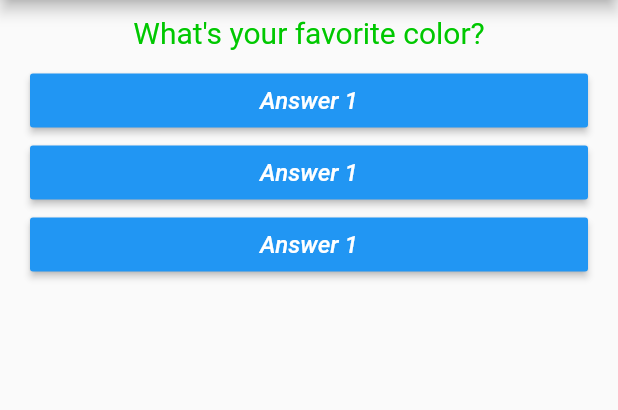
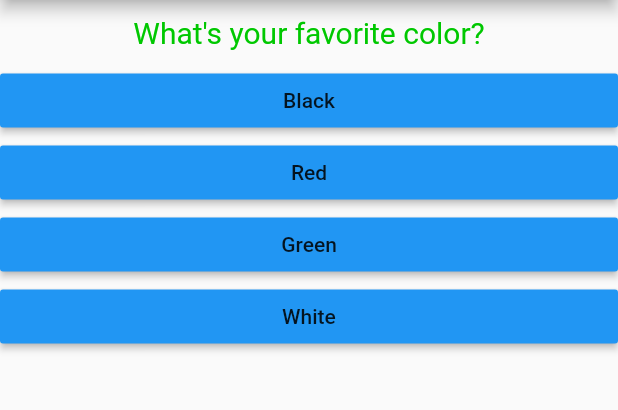
Before and after one commit to tangminhtin/flutter, a Flutter app: the screen it shows after launch, on a phone screen of 412 x 824 dp, the part 84-494 px from its top. Run offline on Flutter 3.47's test engine with Material 2 defaults, Android fonts, the phone set to English and light mode, and no system bars.

Commit message:
Finish quiz app

```diff
--- a/Part_01_Basics_Quiz_App/lesson_01_quiz_app/lib/answer.dart
+++ b/Part_01_Basics_Quiz_App/lesson_01_quiz_app/lib/answer.dart
@@ -1,26 +1,20 @@
 import 'package:flutter/material.dart';
 
 class Answer extends StatelessWidget {
-  final Function _answerQuestion;
+  final Function selectHandler;
+  final String answer;
 
-  Answer(this._answerQuestion);
+  Answer(this.selectHandler, this.answer);
 
   @override
   Widget build(BuildContext context) {
     return Container(
+      width: double.infinity,
       child: RaisedButton(
-        child: Text('Answer 1',
-          style: TextStyle(
-            fontStyle: FontStyle.italic,
-            fontSize: 16,
-            color: Colors.white
-          ),
-        ),
-        onPressed: _answerQuestion,
         color: Colors.blue,
+        child: Text(answer),
+        onPressed: selectHandler,
       ),
-      width: double.infinity,
-      margin: EdgeInsets.only(left: 20, right: 20),
     );
   }
 }
--- a/Part_01_Basics_Quiz_App/lesson_01_quiz_app/lib/main.dart
+++ b/Part_01_Basics_Quiz_App/lesson_01_quiz_app/lib/main.dart
@@ -1,6 +1,10 @@
 import 'package:flutter/material.dart';
-import 'package:lesson_01_quiz_app/answer.dart';
-import 'package:lesson_01_quiz_app/question.dart';
+// import 'package:lesson_01_quiz_app/answer.dart';
+// import 'package:lesson_01_quiz_app/question.dart';
+
+import 'answer.dart';
+import 'quiz.dart';
+import 'result.dart';
 
 void main() {
   runApp(MyApp());
@@ -16,9 +20,49 @@ class MyApp extends StatefulWidget {
 }
 
 class _MyAppState extends State {
+  final _questions = const [
+    {
+      'questionText': 'What\'s your favorite color?',
+      'answers': [
+        {'text': 'Black', 'score': 15},
+        {'text': 'Red', 'score': 10},
+        {'text': 'Green', 'score': 5},
+        {'text': 'White', 'score': 10}
+      ]
+    },
+    {
+      'questionText': 'What\'s your favorite animal?',
+      'answers': [
+        {'text': 'Rabbit', 'score': 5},
+        {'text': 'Snake', 'score': 10},
+        {'text': 'Elephant', 'score': 25},
+        {'text': 'Loin', 'score': 5}
+      ]
+    },
+    {
+      'questionText': 'What\'s your name?',
+      'answers': [
+        {'text': 'Tin', 'score': 15},
+        {'text': 'Nam', 'score': 20},
+        {'text': 'Vinh', 'score': 15},
+        {'text': 'Thinh', 'score': 10}
+      ]
+    },
+  ];
+
   var _questionIndex = 0;
+  var _totalScore = 0;
 
-  void _answerQuestion() {
+  void _resetQuiz() {
+    setState(() {
+      _questionIndex = 0;
+      _totalScore = 0;
+    });
+  }
+
+  void _answerQuestion(int score) {
+    _totalScore += score;
+
     setState(() {
       _questionIndex = _questionIndex + 1;
     });
@@ -27,23 +71,18 @@ class _MyAppState extends State {
 
   @override
   Widget build(BuildContext context) {
-    var questions = [
-      'What\'s your favorite color?',
-      'What\'s your favorite animal?'
-    ];
+
     return MaterialApp(
       home: Scaffold(
         appBar: AppBar(
           title: Text('Quiz App'),
         ),
-        body: Column(
-          children: [
-            Question(questions.elementAt(_questionIndex)),
-            Answer(_answerQuestion),
-            Answer(_answerQuestion),
-            Answer(_answerQuestion),
-          ],
-        ),
+        body: _questionIndex < _questions.length
+        ? Quiz(
+          answerQuestion: _answerQuestion,
+          questionIndex: _questionIndex,
+          questions: _questions,
+        ) : Result(_totalScore, _resetQuiz),
       ),
     );
   }
--- /dev/null
+++ b/Part_01_Basics_Quiz_App/lesson_01_quiz_app/lib/quiz.dart
@@ -0,0 +1,29 @@
+import 'package:flutter/material.dart';
+import 'answer.dart';
+import 'question.dart';
+
+class Quiz extends StatelessWidget {
+  final List<Map<String, Object>> questions;
+  final Function answerQuestion;
+  final int questionIndex;
+
+  Quiz({
+    @required this.questions,
+    @required this.answerQuestion,
+    @required this.questionIndex
+  });
+
+  @override
+  Widget build(BuildContext context) {
+    return Column(
+      children: [
+        Question(
+          questions[questionIndex]['questionText'],
+        ),
+        ...(questions[questionIndex]['answers'] as List<Map<String, Object>>).map((answer) {
+          return Answer(() => answerQuestion(answer['score']), answer['text']);
+        }).toList()
+      ],
+    );
+  }
+}
```
Also changed, not shown: Part_01_Basics_Quiz_App/lesson_01_quiz_app/lib/result.dart (added, +43 -0 lines), Part_01_Basics_Quiz_App/lesson_01_quiz_app/pubspec.lock.
